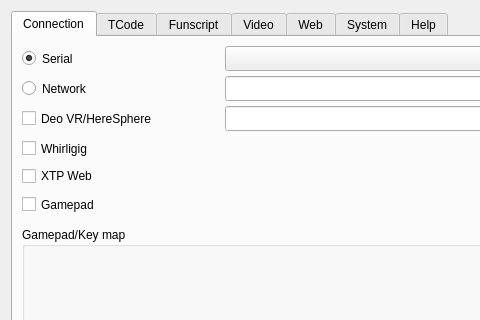
Before: the Qt Designer form src/settings.ui in jcfain/XTPlayer, drawn with Qt 5; both pictures show x 0 to 480 and y 0 to 320 of the 1299 by 685 pixel window.
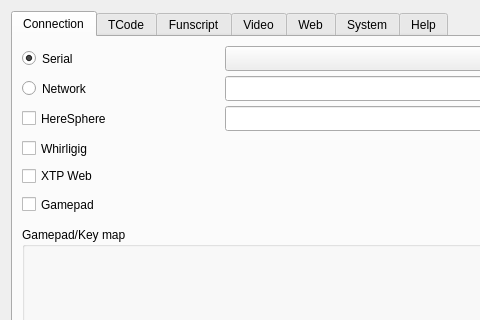
After: the same form once the commit is applied. Icons and pictures are not drawn.

```diff
--- a/src/settings.ui
+++ b/src/settings.ui
@@ -96,7 +96,7 @@
             </size>
            </property>
            <property name="text">
-            <string>Deo VR/HereSphere</string>
+            <string>HereSphere</string>
            </property>
           </widget>
          </item>
```
